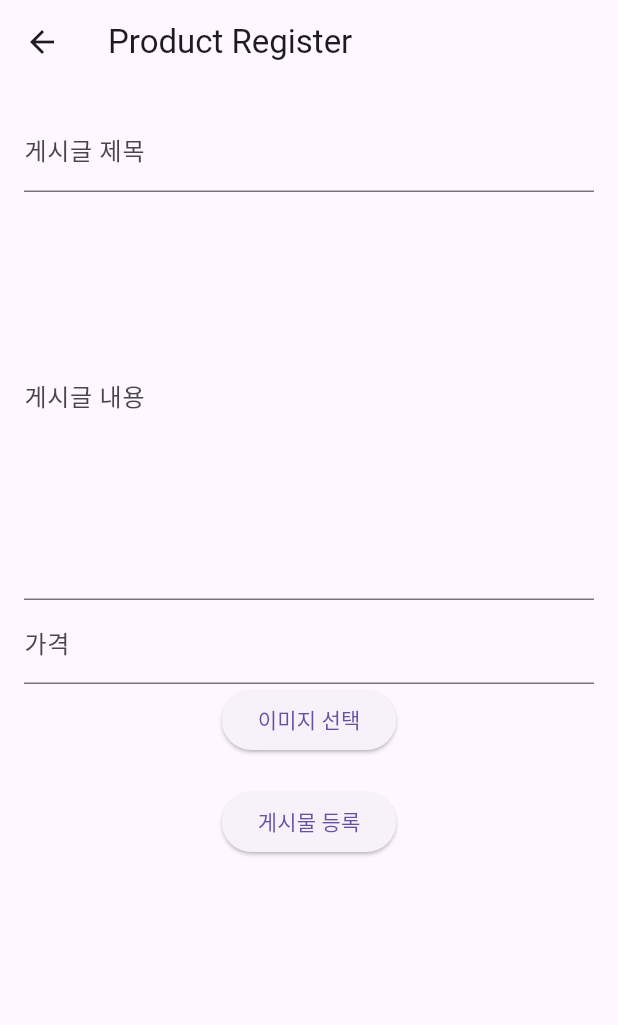
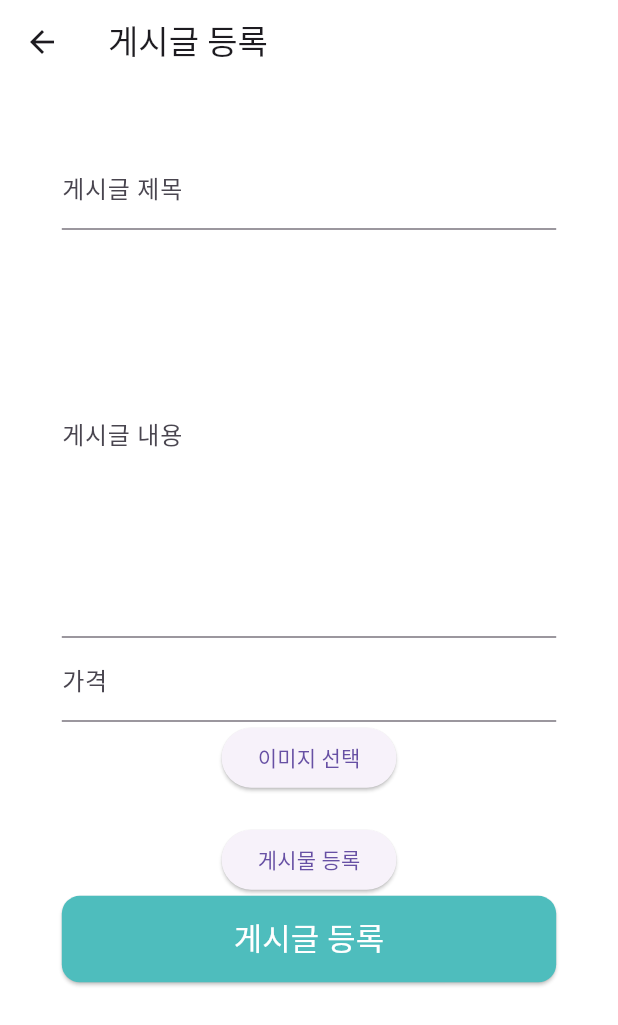
Before and after one commit to akshwpsh/amtt, a Flutter app: the ProductRegisterPage screen opened directly, on a phone screen of 412 x 824 dp. Shown: the top 1025 px of the screen. Run offline on Flutter 3.47's test engine with Material 3 defaults, Android fonts, the phone set to English and light mode, and no system bars; our stand-ins replace cloud_firestore, firebase_auth, firebase_core, firebase_storage, flutter_screenutil, image_picker; accounts and stored records are empty; generated files the repository leaves out were written again.

Commit message:
UI 작업 : ProductRegister 페이지 등록 버튼 추가

```diff
--- a/lib/pages/ProductRegisterPage.dart
+++ b/lib/pages/ProductRegisterPage.dart
@@ -1,3 +1,5 @@
+import 'package:flutter_screenutil/flutter_screenutil.dart';
+
 import 'package:flutter/material.dart';
 import 'package:firebase_auth/firebase_auth.dart';
 import 'package:cloud_firestore/cloud_firestore.dart';
@@ -5,6 +7,12 @@ import 'dart:io';
 import 'package:firebase_storage/firebase_storage.dart';
 import 'package:image_picker/image_picker.dart';
 import 'package:flutter/foundation.dart';
+
+//위젯 임포트
+import 'package:amtt/widgets/RoundedTextField.dart';
+import 'package:amtt/widgets/TitleLogo.dart';
+import 'package:amtt/widgets/BtnYesBG.dart';
+import 'package:amtt/widgets/BtnNoBG.dart';
 
 class ProductRegisterPage extends StatefulWidget {
   @override
@@ -76,11 +84,15 @@ class _ProductRegisterState extends State<ProductRegisterPage> {
   @override
   Widget build(BuildContext context) {
     return Scaffold(
+      backgroundColor: Colors.white,
       appBar: AppBar(
-        title: Text('Product Register'),
+        backgroundColor: Colors.white,
+        title: Text('게시글 등록'),
       ),
+
       body: Padding(
-        padding: EdgeInsets.all(16.0),
+        //전체 패딩
+        padding: EdgeInsets.all(0.1.sw),
         child: SingleChildScrollView(
           child: Column(
             children: [
@@ -93,6 +105,7 @@ class _ProductRegisterState extends State<ProductRegisterPage> {
                   decoration: InputDecoration(labelText: '게시글 내용'),
                   maxLines: 10),
               TextField(
+                keyboardType: TextInputType.number,
                 controller: _productPriceController,
                 decoration: InputDecoration(labelText: '가격'),
               ),
@@ -126,6 +139,8 @@ class _ProductRegisterState extends State<ProductRegisterPage> {
                 onPressed: _productRegister,
                 child: Text('게시물 등록'),
               ),
+
+              BtnYesBG(btnText: '게시글 등록', onPressed: _productRegister),
             ],
           ),
         ),
```
